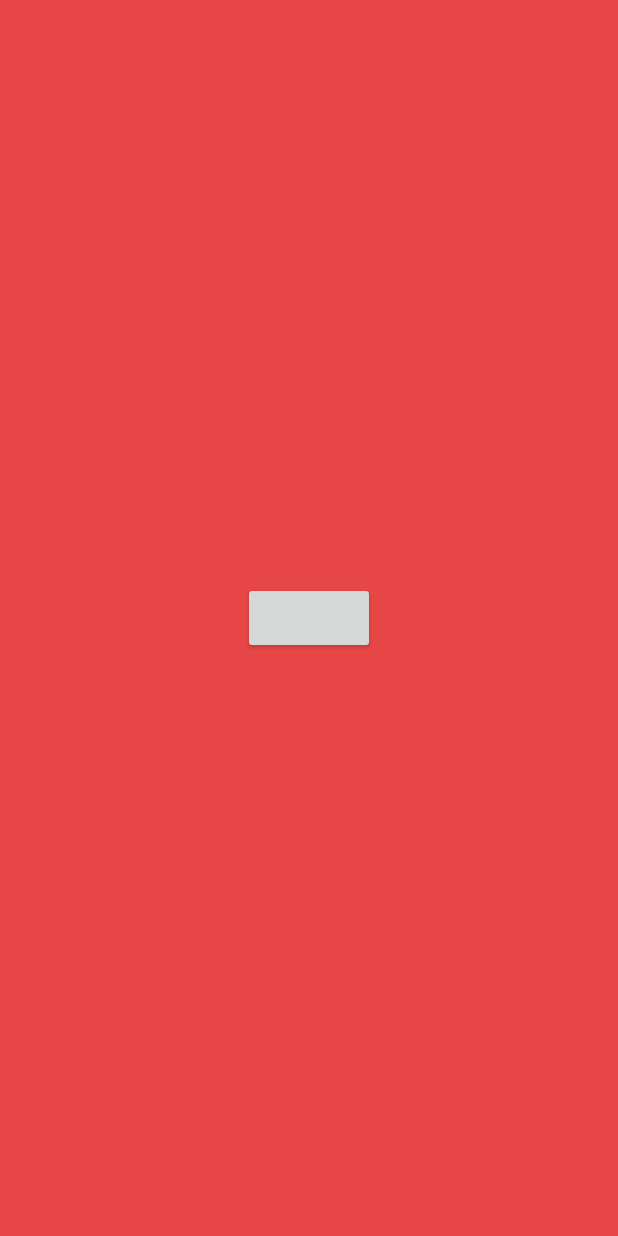
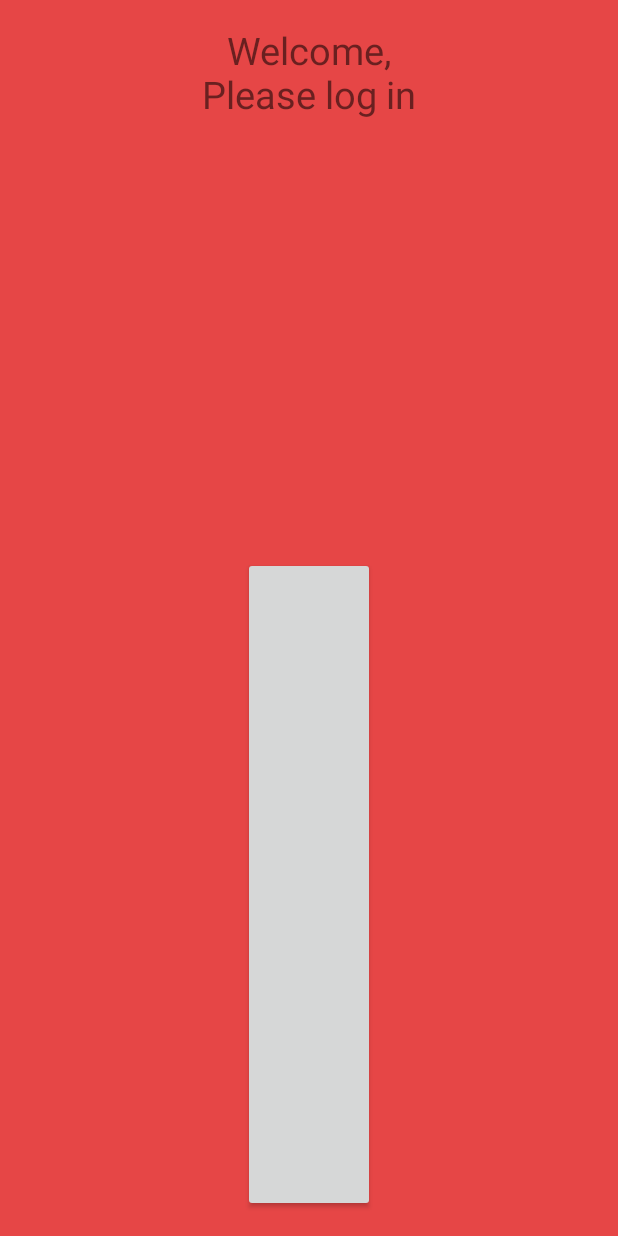
Before and after one commit to zurche/smenglish, an Android app: the layout activity_splash.xml on its own in the app's theme, with its tools: preview values and no code run, on a phone screen of 412 x 824 dp. Run offline under Robolectric (Android 15) with nearby library versions, the phone set to English and light mode, and no system bars; plain views replace LoginButton.

Commit message:
Adding themed splash and message

```diff
--- a/app/src/main/AndroidManifest.xml
+++ b/app/src/main/AndroidManifest.xml
@@ -17,7 +17,7 @@
 
         <activity
             android:name=".SplashActivity"
-            android:theme="@android:style/Theme.NoTitleBar.Fullscreen">
+            android:theme="@style/SplashTheme">
             <intent-filter>
                 <action android:name="android.intent.action.MAIN" />
 
--- /dev/null
+++ b/app/src/main/res/drawable/splash_theme.xml
@@ -0,0 +1,13 @@
+<?xml version="1.0" encoding="utf-8"?>
+<layer-list xmlns:android="http://schemas.android.com/apk/res/android">
+
+    <item
+        android:drawable="@color/colorPrimary"/>
+
+    <item>
+        <bitmap
+            android:gravity="center"
+            android:src="@mipmap/ic_launcher"/>
+    </item>
+
+</layer-list>
--- a/app/src/main/res/layout/activity_splash.xml
+++ b/app/src/main/res/layout/activity_splash.xml
@@ -1,5 +1,5 @@
 <?xml version="1.0" encoding="utf-8"?>
-<RelativeLayout xmlns:android="http://schemas.android.com/apk/res/android"
+<LinearLayout xmlns:android="http://schemas.android.com/apk/res/android"
     xmlns:tools="http://schemas.android.com/tools"
     android:id="@+id/activity_splash"
     android:layout_width="match_parent"
@@ -9,14 +9,24 @@
     android:paddingLeft="@dimen/activity_horizontal_margin"
     android:paddingRight="@dimen/activity_horizontal_margin"
     android:paddingTop="@dimen/activity_vertical_margin"
+    android:orientation="vertical"
+    android:gravity="center_vertical|center_horizontal"
     tools:context="com.smenglish.SplashActivity">
+
+    <TextView
+        android:layout_width="wrap_content"
+        android:layout_height="wrap_content"
+        android:text="@string/login_to_access_the_app"
+        android:textSize="25sp"
+        android:textAlignment="center"
+        android:layout_weight="1.5"/>
 
     <com.facebook.login.widget.LoginButton
         android:id="@+id/login_button"
         android:layout_width="wrap_content"
         android:layout_height="wrap_content"
         android:layout_gravity="center_horizontal"
-        android:layout_centerVertical="true"
-        android:layout_centerHorizontal="true" />
+        android:textSize="17sp"
+        android:layout_weight="2"/>
 
-</RelativeLayout>
+</LinearLayout>
--- a/app/src/main/res/values/strings.xml
+++ b/app/src/main/res/values/strings.xml
@@ -5,4 +5,5 @@
     <string name="news">NEWS</string>
     <string name="contact">CONTACT</string>
     <string name="communications">COMMUNICATIONS</string>
+    <string name="login_to_access_the_app">Welcome,\nPlease log in</string>
 </resources>
--- a/app/src/main/res/values/styles.xml
+++ b/app/src/main/res/values/styles.xml
@@ -8,4 +8,9 @@
         <item name="colorAccent">@color/colorAccent</item>
     </style>
 
+    <!-- Splash style -->
+    <style name="SplashTheme" parent="Theme.AppCompat.NoActionBar">
+        <item name="android:windowBackground">@drawable/splash_theme</item>
+    </style>
+
 </resources>
```
